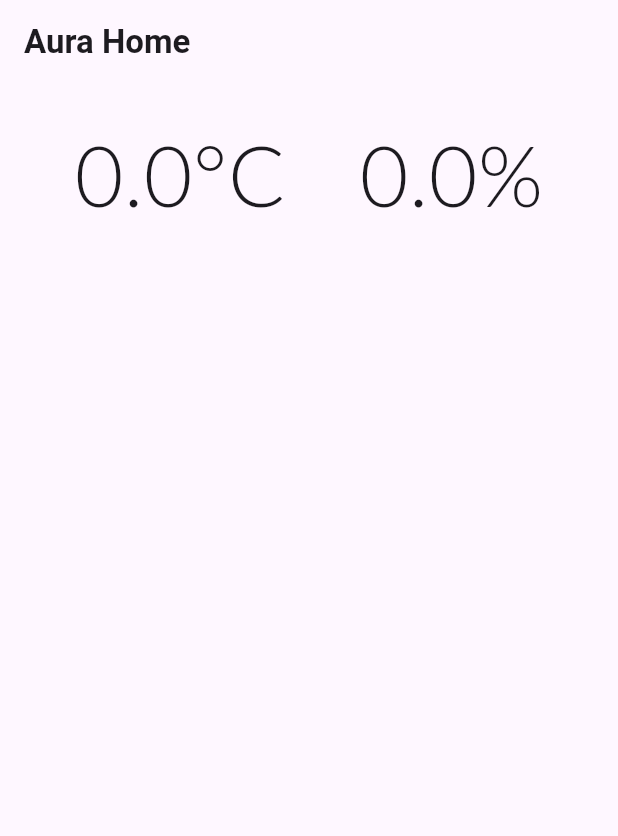
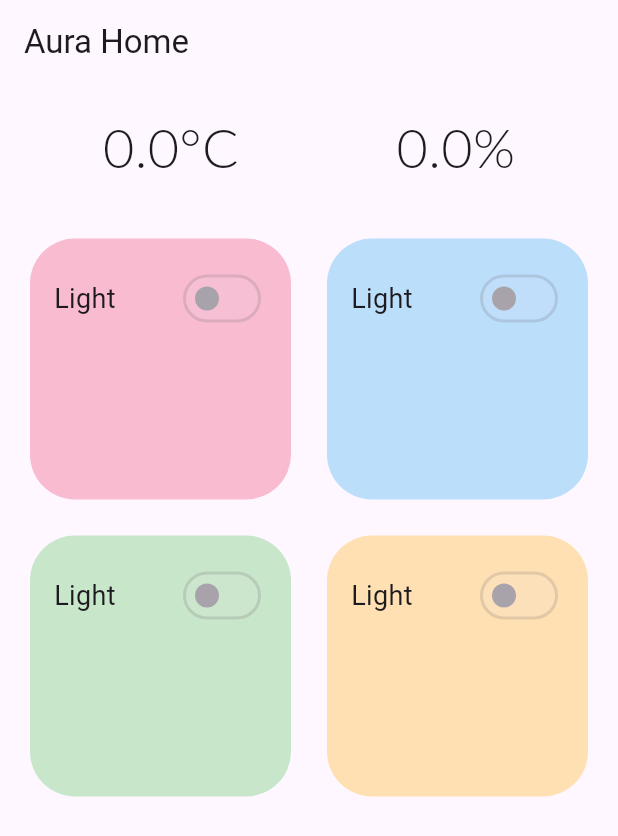
Before and after one commit to aswinsoap/aura, a Flutter app: the screen it shows after launch, on a phone screen of 412 x 824 dp. Shown: the top 836 px of the screen. Run offline on Flutter 3.47's test engine with Material 3 defaults, Android fonts, the phone set to English and light mode, and no system bars; our stand-ins replace firebase_core, firebase_database; accounts and stored records are empty; Roboto replaces fonts that are missing (Lato).

Commit message:
updated ui

```diff
--- a/lib/main.dart
+++ b/lib/main.dart
@@ -1,14 +1,14 @@
-import 'package:aura/firebase_options.dart';
 import 'package:flutter/material.dart';
 import 'package:firebase_core/firebase_core.dart';
 import 'package:firebase_database/firebase_database.dart';
+import 'package:aura/firebase_options.dart';
 
 void main() async {
   WidgetsFlutterBinding.ensureInitialized();
   await Firebase.initializeApp(
     options: DefaultFirebaseOptions.currentPlatform,
   );
-  runApp(const SwitchApp());
+  runApp(const MyApp());
 }
 
 void updateLight1State(bool value) {
@@ -23,40 +23,30 @@ void updateFanState(bool value) {
   FirebaseDatabase.instance.ref().child('fan').set(value);
 }
 
-class SwitchApp extends StatelessWidget {
-  const SwitchApp({super.key});
+class MyApp extends StatelessWidget {
+  const MyApp({super.key});
 
   @override
   Widget build(BuildContext context) {
     return MaterialApp(
-      theme: ThemeData.light(useMaterial3: true),
-      home: Scaffold(
-        appBar: AppBar(
-          title: const Text(
-            'Aura Home',
-            style: TextStyle(fontWeight: FontWeight.bold),
+      title: 'Aura Home',
+      theme: ThemeData(
+        primarySwatch: Colors.blue,
+        visualDensity: VisualDensity.adaptivePlatformDensity,
       ),
-          actions: const [],
-        ),
-        body: const Center(
-          child: SwitchExample(),
-        ),
-      ),
+      home: const MyHomePage(),
     );
   }
 }
 
-class SwitchExample extends StatefulWidget {
-  const SwitchExample({super.key});
+class MyHomePage extends StatefulWidget {
+  const MyHomePage({super.key});
 
   @override
-  State<SwitchExample> createState() => _SwitchExampleState();
+  _MyHomePageState createState() => _MyHomePageState();
 }
 
-class _SwitchExampleState extends State<SwitchExample> {
-  bool light1 = false;
-  bool light2 = false;
-  bool fan = false;
+class _MyHomePageState extends State<MyHomePage> {
   double temperature = 0.0;
   double humidity = 0.0;
   late DatabaseReference _temperatureRef;
@@ -89,20 +79,24 @@ class _SwitchExampleState extends State<SwitchExample> {
 
   @override
   Widget build(BuildContext context) {
-    return Column(
-      mainAxisAlignment: MainAxisAlignment.start,
-      children: <Widget>[
-        SizedBox(
-          height: 120.0,
+    return Scaffold(
+      appBar: AppBar(
+        title: const Text('Aura Home'),
+      ),
+      body: Column(
+        crossAxisAlignment: CrossAxisAlignment.stretch,
+        children: [
+          Padding(
+            padding: const EdgeInsets.all(16.0),
             child: Row(
-            mainAxisAlignment: MainAxisAlignment.spaceEvenly,
-            children: <Widget>[
+              mainAxisAlignment: MainAxisAlignment.spaceAround,
+              children: [
                 Text(
                   '$temperature°C',
                   style: const TextStyle(
                     fontFamily: 'Lato',
                     fontWeight: FontWeight.w300,
-                  fontSize: 56.0,
+                    fontSize: 36.0,
                   ),
                 ),
                 Text(
@@ -110,13 +104,86 @@ class _SwitchExampleState extends State<SwitchExample> {
                   style: const TextStyle(
                     fontFamily: 'Lato',
                     fontWeight: FontWeight.w300,
-                  fontSize: 56.0,
+                    fontSize: 36.0,
                   ),
                 ),
               ],
             ),
           ),
+          Expanded(
+            child: Padding(
+              padding: const EdgeInsets.all(16.0),
+              child: GridView.count(
+                crossAxisCount: 2,
+                crossAxisSpacing: 16.0,
+                mainAxisSpacing: 16.0,
+                children: List.generate(4, (index) {
+                  return CardWidget(
+                    index: index,
+                  );
+                }),
+              ),
+            ),
+          ),
         ],
+      ),
     );
   }
 }
+
+class CardWidget extends StatefulWidget {
+  final int index;
+
+  const CardWidget({
+    super.key,
+    required this.index,
+  });
+
+  @override
+  _CardWidgetState createState() => _CardWidgetState();
+}
+
+class _CardWidgetState extends State<CardWidget> {
+  bool isSwitched = false;
+
+  final List<Color> pastelColors = [
+    Colors.pink[100]!,
+    Colors.blue[100]!,
+    Colors.green[100]!,
+    Colors.orange[100]!,
+  ];
+
+  @override
+  Widget build(BuildContext context) {
+  return Card(
+    elevation: 0.0,
+    shape: RoundedRectangleBorder(
+      borderRadius: BorderRadius.circular(30.0),
+    ),
+    color: pastelColors[widget.index % pastelColors.length],
+    child: Column(
+      crossAxisAlignment: CrossAxisAlignment.start,
+      children: [
+        Padding(
+          padding: const EdgeInsets.all(16.0),
+          child: Row(
+            mainAxisAlignment: MainAxisAlignment.spaceBetween,
+            children: [
+              const Text(
+                'Light',
+                style: TextStyle(fontSize: 18.0),
+              ),
+              Switch(
+                value: false,
+                onChanged: null,
+                activeColor: Colors.grey[900],
+                activeTrackColor: Colors.grey[200],
+              ),
+            ],
+          ),
+        ),
+      ],
+    ),
+  );
+}
+}
--- a/lib/temp.dart
+++ b/lib/temp.dart
@@ -29,27 +29,49 @@ class MyHomePage extends StatelessWidget {
       appBar: AppBar(
         title: const Text('Flutter Card Example'),
       ),
-      body: GridView.count(
-        crossAxisCount: 2, // Number of columns in the grid
-        children: List.generate(4, (index) {
-          return const CardWidget();
-        }),
+      body: Padding(
+        padding: const EdgeInsets.all(16.0), // Add padding around the GridView
+        child: GridView.count(
+          crossAxisCount: 2, // Number of columns in the grid
+          crossAxisSpacing: 16.0, // Add spacing between the cards horizontally
+          mainAxisSpacing: 16.0, // Add spacing between the cards vertically
+          children: List.generate(4, (index) {
+            return CardWidget(index: index); // Pass index to create different colors
+          }),
+        ),
       ),
     );
   }
 }
 
-class CardWidget extends StatelessWidget {
-  const CardWidget({super.key});
+class CardWidget extends StatefulWidget {
+  final int index;
+
+  const CardWidget({super.key, required this.index});
+
+  @override
+  _CardWidgetState createState() => _CardWidgetState();
+}
+
+class _CardWidgetState extends State<CardWidget> {
+  bool isSwitched = false;
+
+  // Define a list of pastel colors
+  final List<Color> pastelColors = [
+    Colors.pink[100]!,
+    Colors.blue[100]!,
+    Colors.green[100]!,
+    Colors.orange[100]!,
+  ];
 
   @override
   Widget build(BuildContext context) {
     return Card(
       elevation: 0.0,
       shape: RoundedRectangleBorder(
-        borderRadius: BorderRadius.circular(20.0), // Adjust the radius as needed
+        borderRadius: BorderRadius.circular(30.0), // Increase the radius to make it more rounded
       ),
-      color: Colors.pink[100],
+      color: pastelColors[widget.index % pastelColors.length], // Assign different color based on index
       child: Padding(
         padding: const EdgeInsets.all(16.0),
         child: Column(
@@ -63,17 +85,25 @@ class CardWidget extends StatelessWidget {
                   style: TextStyle(fontSize: 18.0),
                 ),
                 Switch(
-                  value: false,
+                  value: isSwitched,
                   onChanged: (value) {
+                    setState(() {
+                      isSwitched = value;
+                    });
                     // Handle switch state changes
+                    // Here you can implement the logic for switch state changes
                   },
+                  activeColor: Colors.grey[900],
+                  activeTrackColor: Colors.grey[200],
                 ),
               ],
             ),
             // Add additional content below if needed
           ],
+
         ),
       ),
     );
   }
+
 }
```
Lines whose indentation alone changed are shown as unchanged.
